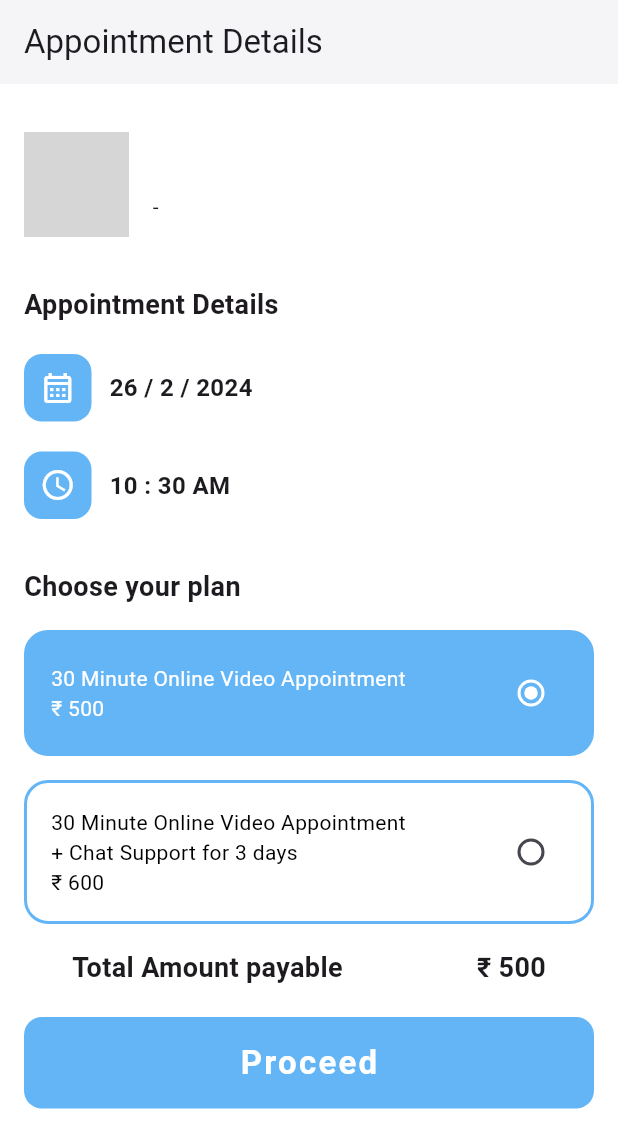
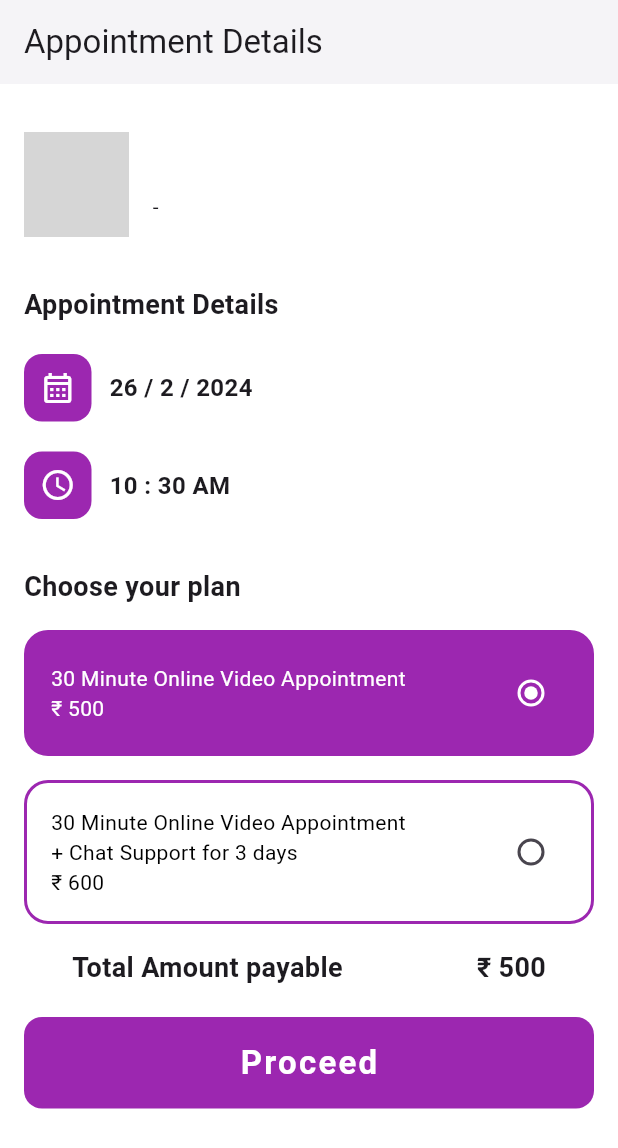
Before and after one commit to Andro-Abreya/Srijan, a Flutter app: the AppointmentDetails screen opened directly with empty values, on a phone screen of 412 x 824 dp. Shown: the top 1148 px of the screen. Run offline on Flutter 3.47's test engine with Material 3 defaults, Android fonts, the phone set to English and light mode, and no system bars; our stand-ins replace camera, cloud_firestore, convex_bottom_bar, firebase_auth, firebase_core, firebase_storage and 11 more; missing offline and left inert: day_night_time_picker, dialog_flowtter, google_meet_sdk, google_mlkit_commons, google_mlkit_pose_detection, googleapis and 1 more; accounts and stored records are empty; network calls fail; Roboto replaces fonts that are missing (Raleway); project files that could hold a hidden picture were left out; grey boxes are pictures that could not be loaded.

Commit message:
Minor Changes

```diff
--- a/lib/NavScreen/HomePage.dart
+++ b/lib/NavScreen/HomePage.dart
@@ -328,7 +328,7 @@ class _HomePageState extends State<HomePage> {
               ),
 
               Container(
-                margin: EdgeInsets.symmetric(horizontal: 15),
+                margin: EdgeInsets.symmetric(horizontal: 8),
                 child: Stack(
                     children: [
                       ClipRRect(
--- a/lib/appointments/appointment_details.dart
+++ b/lib/appointments/appointment_details.dart
@@ -1,11 +1,17 @@
+import 'dart:convert';
+
+import 'package:cloud_firestore/cloud_firestore.dart';
 import 'package:firebase_auth/firebase_auth.dart';
 import 'package:flutter/material.dart';
+//import 'package:flutter_stripe/flutter_stripe.dart';
 import 'package:genesis_flutter/appointments/appointment_info.dart';
 import 'package:genesis_flutter/appointments/color.dart';
+import 'package:genesis_flutter/appointments/confirmation_page.dart';
 import 'package:genesis_flutter/appointments/dashboard_screen.dart';
 import 'package:genesis_flutter/appointments/storage.dart';
 import 'package:google_meet_sdk/google_meet_sdk.dart';
 import 'package:intl/intl.dart';
+import 'package:http/http.dart' as http;
 
 class AppointmentDetails extends StatefulWidget {
   const AppointmentDetails({super.key});
@@ -16,6 +22,9 @@ class AppointmentDetails extends StatefulWidget {
 
 class _AppointmentDetailsState extends State<AppointmentDetails> {
   int selectedOption = 0;
+  int step = 0;
+
+  DocumentSnapshot<Map<String, dynamic>>? docSnapshot;
 
   Storage storage = Storage();
   CalendarClient calendarClient = CalendarClient();
@@ -40,13 +49,10 @@ class _AppointmentDetailsState extends State<AppointmentDetails> {
   String? currentTitle = "";
   String? currentDesc = "";
   String? currentLocation = "Srijan App";
-  String? currentEmail = "abhishekbhartirocks1@gmail.com";
   String errorString = '';
-  List<String> attendeeEmails = [
-    "abhishekb.it.21@nitj.ac.in"
-  ];
+  List<String> attendeeEmails = ["abhishekb.it.21@nitj.ac.in.com"];
+  // FirebaseAuth auth = FirebaseAuth.instance;
   final user = FirebaseAuth.instance.currentUser;
-    FirebaseAuth auth = FirebaseAuth.instance;
 
   bool isEditingDate = false;
   bool isEditingStartTime = false;
@@ -60,6 +66,60 @@ class _AppointmentDetailsState extends State<AppointmentDetails> {
   bool hasConferenceSupport = false;
 
   bool isDataStorageInProgress = false;
+  Map<String,dynamic>? paymentIntent;
+
+//   makePayment()async{
+//     try {
+//       //  Future<Map<String, dynamic>> paymentIntent = createPaymentIntent();
+//        paymentIntent = await createPaymentIntent();
+//         var gpay = const PaymentSheetGooglePay(merchantCountryCode: "IN",
+//         currencyCode: "INR",
+//         testEnv: true);
+
+//        await Stripe.instance.initPaymentSheet(paymentSheetParameters: SetupPaymentSheetParameters(
+//           paymentIntentClientSecret: paymentIntent!["client_secret"],
+//           // customFlow: true,
+//           // customerId: data['customer'],
+//           style: ThemeMode.dark,
+//           merchantDisplayName: "Srijan",
+//           googlePay: gpay
+//         ));
+
+//         displayPaymentSheet();
+//     } catch (e) {
+//       debugPrint(e.toString());
+//     }
+//   }
+
+//   void displayPaymentSheet() async
+//   {
+//     try{
+
+//       await Stripe.instance.presentPaymentSheet();
+//       print("Done");
+//     }catch(e){
+//       print("Failed+ ${e}");
+//     }
+//   }
+
+//  createPaymentIntent() async {
+//     try {
+//       Map<String, dynamic> body = {
+//         "amount": "1000",
+//         "currency": "INR",
+//       };
+//       http.Response response = await http.post(
+//           Uri.parse("https://api.stripe.com/v1/payment_intents"),
+//           body: body,
+//           headers: {
+//             "Authorization": "Bearer sk_test_51OkaGqSHCLJG2NE0q78fwKo1xvzLji61EZHxacL11e0T0FOIDYRS4FkjMxziISvCMk7zqIDSYXmaiTorC2VVOmr600YSYVfQsb",
+//             "Content-Type": "application/x-www-form-urlencoded",
+//           });
+//           return json.decode(response.body);
+//     } catch (e) {
+//       throw Exception(e.toString());
+//     }
+//   }
 
   _selectDate(BuildContext context) async {
     final DateTime? picked = await showDatePicker(
@@ -119,14 +179,12 @@ class _AppointmentDetailsState extends State<AppointmentDetails> {
     } else {
       return 'Title can\'t be empty';
     }
-
     return null;
   }
 
   String? _validateEmail(String value) {
     if (value.isNotEmpty) {
       value = value.trim();
-
       if (value.isEmpty) {
         return 'Can\'t add an empty email';
       } else {
@@ -142,12 +200,12 @@ class _AppointmentDetailsState extends State<AppointmentDetails> {
     } else {
       return 'Can\'t add an empty email';
     }
-
     return 'Invalid email';
   }
 
   @override
-  void initState() {
+  void initState()  {
+    getData();
     textControllerDate = TextEditingController();
     textControllerStartTime = TextEditingController();
     textControllerEndTime = TextEditingController();
@@ -166,9 +224,12 @@ class _AppointmentDetailsState extends State<AppointmentDetails> {
 
   @override
   Widget build(BuildContext context) {
-    final  uid = user?.displayName;
 
-     final data = ModalRoute.of(context)?.settings.arguments as Map<String, dynamic>;
+    final uid = user?.displayName;
+    print(docSnapshot?.data());
+
+    final data =
+        ModalRoute.of(context)?.settings.arguments as Map<String, dynamic>;
     attendeeEmails.add(data['email']);
     debugPrint(attendeeEmails.toString());
     currentTitle = "Appointment of ${uid} with ${data['name']}";
@@ -188,8 +249,7 @@ class _AppointmentDetailsState extends State<AppointmentDetails> {
                   crossAxisAlignment: CrossAxisAlignment.start,
                   children: [
                     Padding(
-                      padding:
-                          const EdgeInsets.only(top: 32.0),
+                      padding: const EdgeInsets.only(top: 32.0),
                       child: Row(
                         children: [
                           ClipRRect(
@@ -223,8 +283,7 @@ class _AppointmentDetailsState extends State<AppointmentDetails> {
                     ),
                     // Appointment details section
                     Padding(
-                      padding:
-                          const EdgeInsets.only(top: 32.0),
+                      padding: const EdgeInsets.only(top: 32.0),
                       child: Column(
                         crossAxisAlignment: CrossAxisAlignment.start,
                         children: [
@@ -247,7 +306,7 @@ class _AppointmentDetailsState extends State<AppointmentDetails> {
                                   padding: EdgeInsets.all(1),
                                   decoration: BoxDecoration(
                                     borderRadius: BorderRadius.circular(12),
-                                    color: Colors.blue[300],
+                                    color: Colors.purple,
                                   ),
                                   child: Icon(
                                     Icons.calendar_month_outlined,
@@ -278,7 +337,7 @@ class _AppointmentDetailsState extends State<AppointmentDetails> {
                                   padding: EdgeInsets.all(1),
                                   decoration: BoxDecoration(
                                     borderRadius: BorderRadius.circular(12),
-                                    color: Colors.blue[300],
+                                    color: Colors.purple,
                                   ),
                                   child: Icon(
                                     Icons.access_time,
@@ -289,9 +348,11 @@ class _AppointmentDetailsState extends State<AppointmentDetails> {
                                   width: 12,
                                 ),
                                 Text(
-                                  data['time']!.hour >= 12 ?
-                                  data['time'].hour > 12 ?'${data['time'].hour - 12} : ${data['time'].minute} PM': '${data['time'].hour} : ${data['time'].minute}':
-                                  '${data['time'].hour} : ${data['time'].minute} AM',
+                                  data['time']!.hour >= 12
+                                      ? data['time'].hour > 12
+                                          ? '${data['time'].hour - 12} : ${data['time'].minute} PM'
+                                          : '${data['time'].hour} : ${data['time'].minute}'
+                                      : '${data['time'].hour} : ${data['time'].minute} AM',
                                   style: TextStyle(
                                       fontWeight: FontWeight.w600,
                                       fontSize: 16),
@@ -310,7 +371,7 @@ class _AppointmentDetailsState extends State<AppointmentDetails> {
                             ),
                           ),
                           Padding(
-                            padding: const EdgeInsets.only(top:16.0),
+                            padding: const EdgeInsets.only(top: 16.0),
                             child: Column(
                               crossAxisAlignment: CrossAxisAlignment.start,
                               mainAxisAlignment: MainAxisAlignment.center,
@@ -324,10 +385,10 @@ class _AppointmentDetailsState extends State<AppointmentDetails> {
                                     decoration: BoxDecoration(
                                       border: Border.all(
                                           color: const Color.fromARGB(
-                                              255, 100, 181, 246),
+                                              255, 156, 39, 176),
                                           width: 2),
                                       color: selectedOption == 0
-                                          ? Colors.blue[300]
+                                          ? Colors.purple
                                           : Colors.white,
                                       borderRadius: BorderRadius.circular(16),
                                     ),
@@ -363,10 +424,10 @@ class _AppointmentDetailsState extends State<AppointmentDetails> {
                                     decoration: BoxDecoration(
                                       border: Border.all(
                                           color: const Color.fromARGB(
-                                              255, 100, 181, 246),
+                                              255, 156, 39, 176),
                                           width: 2),
                                       color: selectedOption == 1
-                                          ? Colors.blue[300]
+                                          ? Colors.purple
                                           : Colors.white,
                                       borderRadius: BorderRadius.circular(16),
                                     ),
@@ -421,11 +482,14 @@ class _AppointmentDetailsState extends State<AppointmentDetails> {
                         ],
                       ),
                     ),
-                    SizedBox(height: 20,),
+                    SizedBox(
+                      height: 20,
+                    ),
                     Container(
                       alignment: Alignment.center,
-                      decoration: BoxDecoration(color: Colors.blue[300], borderRadius: BorderRadius.circular(12)),
-
+                      decoration: BoxDecoration(
+                          color: Colors.purple,
+                          borderRadius: BorderRadius.circular(12)),
                       width: double.maxFinite,
                       child: InkWell(
                         // elevation: 0,
@@ -435,6 +499,9 @@ class _AppointmentDetailsState extends State<AppointmentDetails> {
                         onTap: isDataStorageInProgress
                             ? null
                             : () async {
+
+                              //await makePayment();
+
                                 setState(() {
                                   isErrorTime = false;
                                   isDataStorageInProgress = true;
@@ -469,7 +536,6 @@ class _AppointmentDetailsState extends State<AppointmentDetails> {
                                               data['date'].day,
                                               data['time'].hour,
                                               data['time'].minute + 30,
-
                                             ).millisecondsSinceEpoch;
                                   if (endTimeInEpoch - startTimeInEpoch > 0) {
                                     if (_validateTitle(currentTitle ?? "") ==
@@ -493,15 +559,12 @@ class _AppointmentDetailsState extends State<AppointmentDetails> {
                                         String eventLink =
                                             eventData['link'] ?? "";
 
-
                                         List<String> emails = [];
                                         for (int i = 0;
                                             i < attendeeEmails.length;
                                             i++) {
                                           emails.add(attendeeEmails[i]);
                                         }
-
-
 
                                         AppointmentInfo eventInfo =
                                             AppointmentInfo(
@@ -519,7 +582,9 @@ class _AppointmentDetailsState extends State<AppointmentDetails> {
                                           dName: data['name'],
                                           dQual: data['qual'],
                                           dImage: data['imageUrl'],
-                                          hasChatEnabled: selectedOption == 1 ? true: false,
+                                          hasChatEnabled: selectedOption == 1
+                                              ? true
+                                              : false,
                                         );
 
                                         await storage
@@ -528,7 +593,7 @@ class _AppointmentDetailsState extends State<AppointmentDetails> {
                                                     context)
                                                 .pushReplacement(MaterialPageRoute(
                                                     builder: (_) =>
-                                                        const DashboardScreen())));
+                                                        const ConfirmationPage())));
                                       }).catchError(
                                         (e) {
                                           debugPrint(e);
@@ -620,7 +685,18 @@ class _AppointmentDetailsState extends State<AppointmentDetails> {
       ),
     );
   }
+
+getData() async {
+ var collection = FirebaseFirestore.instance.collection('Users');
+docSnapshot = await collection.doc('${user?.uid}').get();
+if (docSnapshot!.exists) {
+  Map<String, dynamic>? data = docSnapshot?.data();
+  //var value = data?['some_field']; // <-- The value you want to retrieve.
+  // Call setState if needed.
 }
+}
+}
+
 
 //   @override
 //   Widget build(BuildContext context) {
--- a/pubspec.yaml
+++ b/pubspec.yaml
@@ -72,6 +72,7 @@ dependencies:
 
 
 
+
 dev_dependencies:
   flutter_test:
     sdk: flutter
```
Also changed, not shown: 1 other file. Lines whose indentation alone changed are shown as unchanged.
